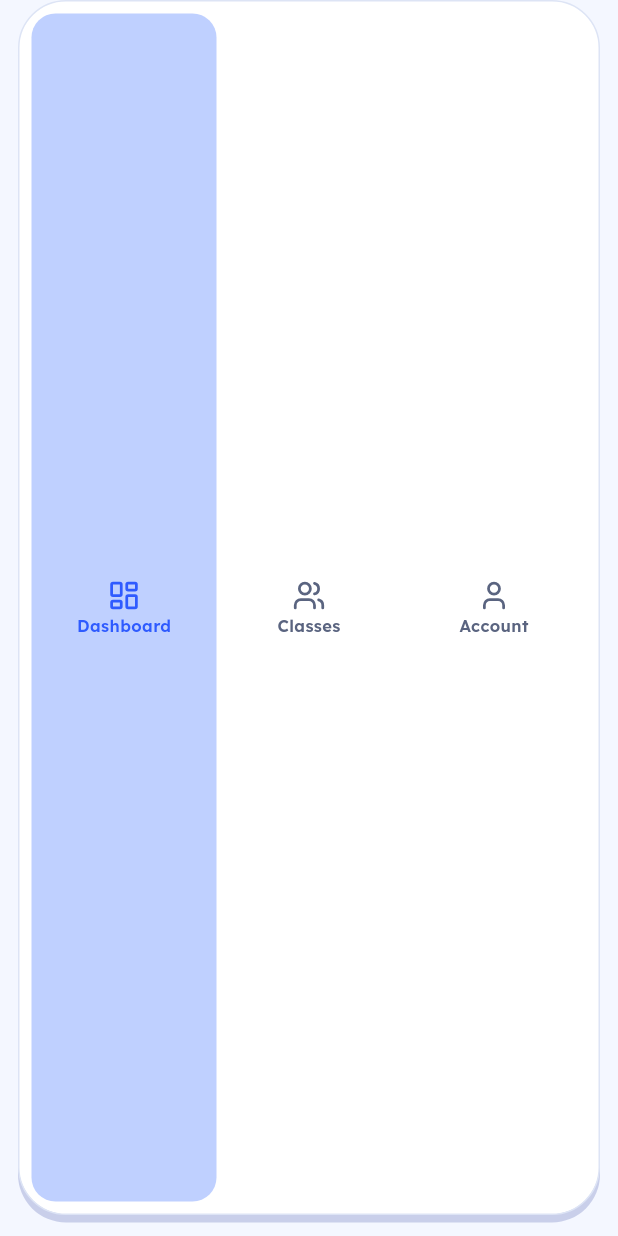
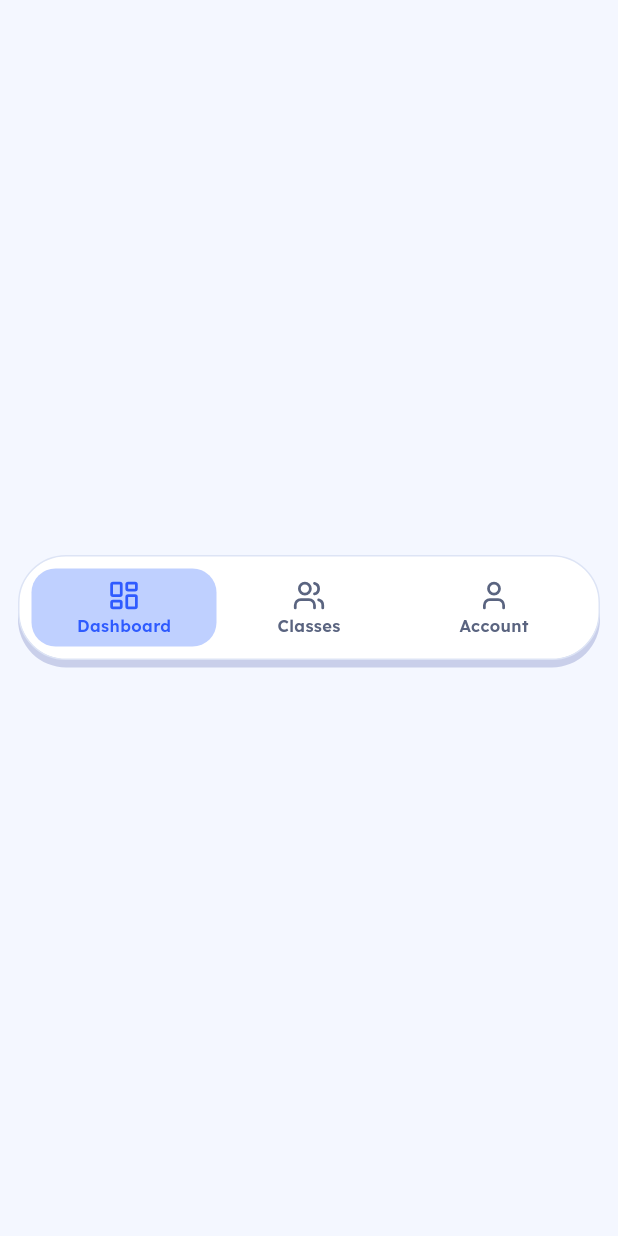
Before and after one commit to BLACXIIV/sciencelearn, a Flutter app: the screen it shows once a user with an empty profile is signed in, on a phone screen of 412 x 824 dp. Run offline on Flutter 3.47's test engine with Material 3 defaults, Android fonts, the phone set to English and light mode, and no system bars; our stand-ins replace cached_network_image, flutter_riverpod, flutter_svg, go_router, google_fonts, lucide_icons_flutter and 1 more; missing offline and left inert: file_selector; accounts and stored records are empty.

Commit message:
Fix IslandNavBar filling the whole screen on student/teacher shells
bottomNavigationBar gives the bar the full remaining body height; the
item Column defaulted to MainAxisSize.max inside Row>Expanded, so each
nav item stretched to fill the screen (visible as a giant pastel box).
Column now sizes to content; pill width uses maxWidth so narrow screens
do not overflow.

Generated with Devin https://devin.ai

Co-Authored-By: Devin <158243242+devin-ai-integration[bot]@users.noreply.github.com>

```diff
--- a/mobile/lib/design_system/components/island_nav_bar.dart
+++ b/mobile/lib/design_system/components/island_nav_bar.dart
@@ -29,7 +29,7 @@ class DSIslandNavBar extends StatelessWidget {
       top: false,
       child: Center(
         child: Container(
-          width: 560,
+          constraints: const BoxConstraints(maxWidth: 560),
           margin: const EdgeInsets.fromLTRB(12, 0, 12, 14),
           padding: const EdgeInsets.all(DSSpacing.s2),
           decoration: BoxDecoration(
@@ -77,6 +77,7 @@ class _IslandItem extends StatelessWidget {
           borderRadius: DSRadii.buttonBr,
         ),
         child: Column(
+          mainAxisSize: MainAxisSize.min,
           mainAxisAlignment: MainAxisAlignment.center,
           children: [
             DSIcon(item.icon, size: 22, color: color),
--- a/mobile/lib/design_system/components/nav_bar.dart
+++ b/mobile/lib/design_system/components/nav_bar.dart
@@ -92,6 +92,7 @@ class _NavItem extends StatelessWidget {
           boxShadow: active ? dsEdge(DSColors.edgeBlue, h: 4) : const [],
         ),
         child: Column(
+          mainAxisSize: MainAxisSize.min,
           mainAxisAlignment: MainAxisAlignment.center,
           children: [
             DSIcon(item.icon, size: 20, color: active ? DSColors.surface : DSColors.pastelBlue),
```
